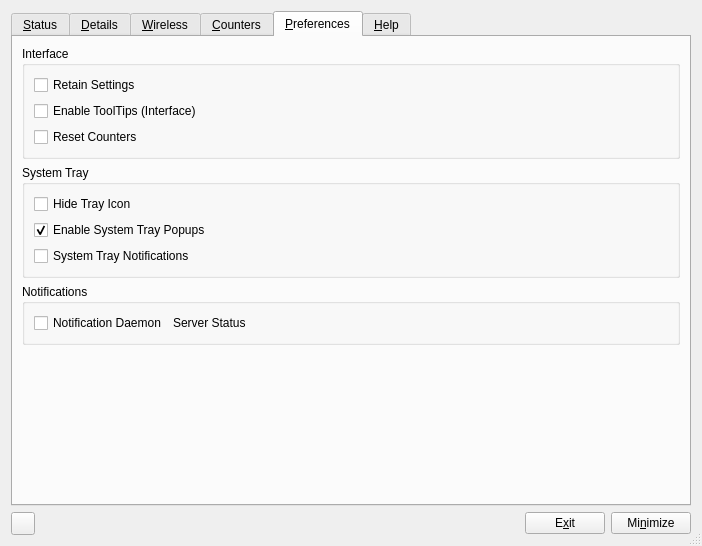
The window that code/control_box/ui/controlbox.ui (andrew-bibb/cmst) describes before a commit, drawn with Qt 5.
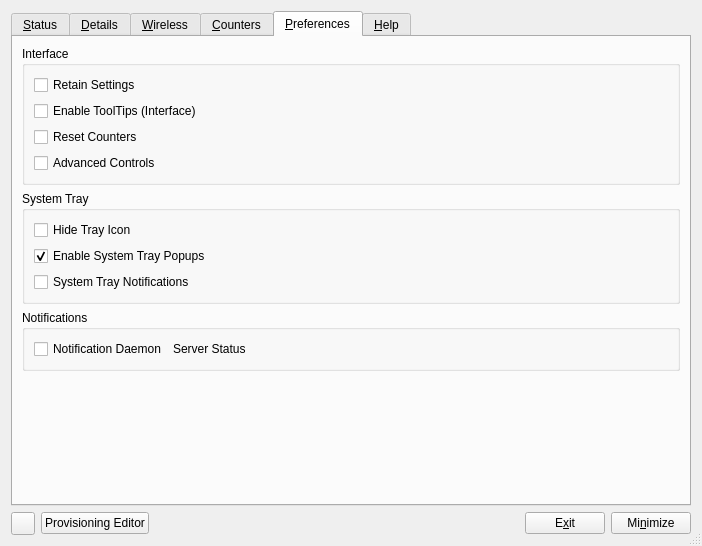
The same window after the commit. The open tabs and pages were chosen to show the change.

Commit message: editor UI laid out

The edit to the form file:
```diff
--- a/code/control_box/ui/controlbox.ui
+++ b/code/control_box/ui/controlbox.ui
@@ -832,6 +832,19 @@
             </property>
            </widget>
           </item>
+          <item>
+           <widget class="QCheckBox" name="checkBox_advanced">
+            <property name="whatsThis">
+             <string>&lt;html&gt;&lt;head/&gt;&lt;body&gt;&lt;p&gt;When checked additional controls for advanced users are displayed.&lt;/p&gt;&lt;/body&gt;&lt;/html&gt;</string>
+            </property>
+            <property name="text">
+             <string>Advanced Controls</string>
+            </property>
+            <property name="checked">
+             <bool>false</bool>
+            </property>
+           </widget>
+          </item>
          </layout>
         </widget>
        </item>
@@ -1080,6 +1093,16 @@
        </property>
       </widget>
      </item>
+     <item>
+      <widget class="QPushButton" name="pushButton_provisioning_editor">
+       <property name="whatsThis">
+        <string>&lt;html&gt;&lt;head/&gt;&lt;body&gt;&lt;p&gt;Open the provisioning editor to create or edit Connman configuration (provisioning) files.&lt;/p&gt;&lt;/body&gt;&lt;/html&gt;</string>
+       </property>
+       <property name="text">
+        <string>Provisioning Editor</string>
+       </property>
+      </widget>
+     </item>
      <item>
       <spacer name="horizontalSpacer_3">
        <property name="orientation">
```
Left out of the diff: 48 changed lines with no effect on the pictures. The commit also changes 6 other files.
